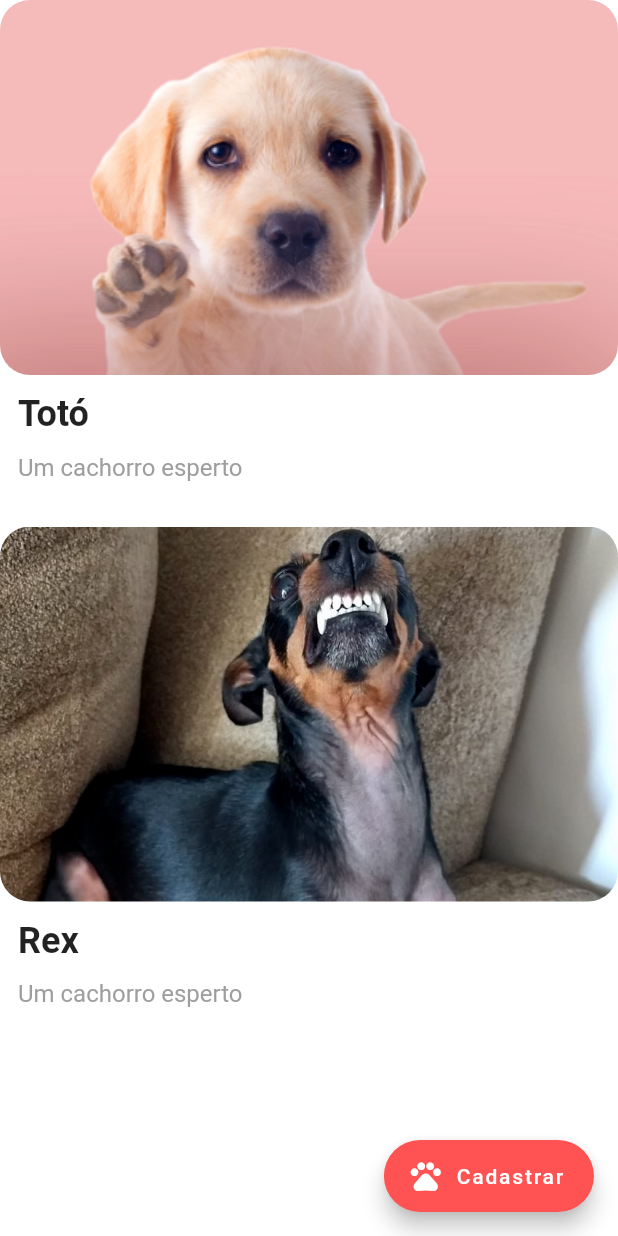
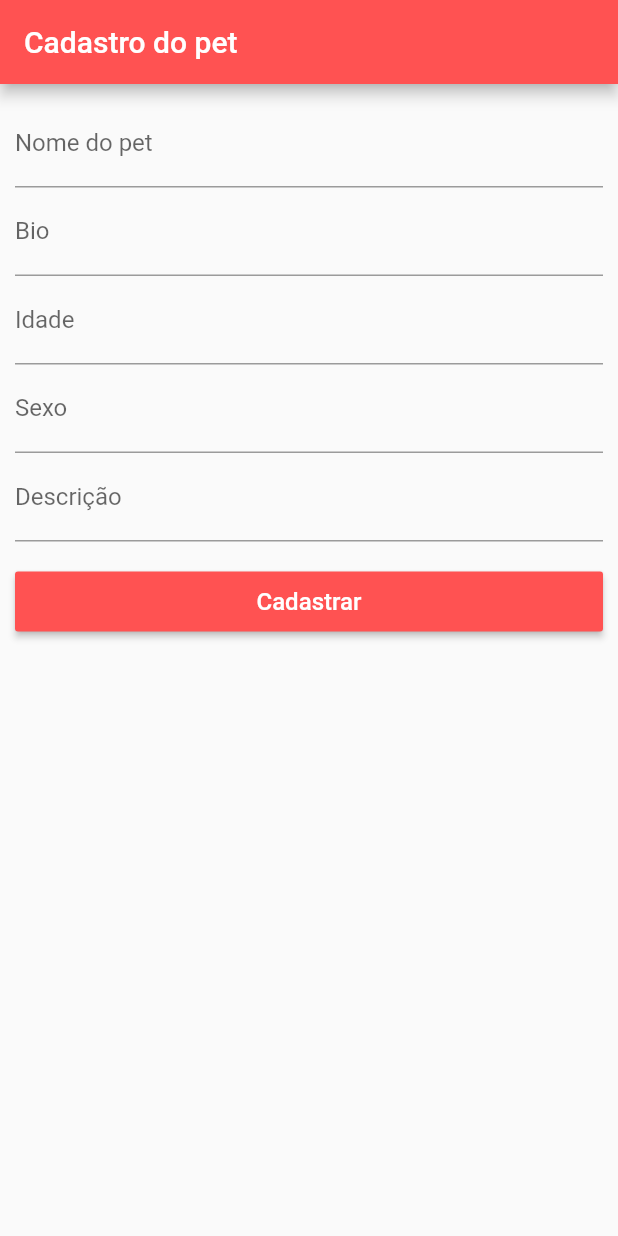
Before and after one commit to BrenoVitoi/lifepet_app, a Flutter app: the screen it shows after launch, on a phone screen of 412 x 824 dp. Run offline on Flutter 3.47's test engine with Material 2 defaults, Android fonts, the phone set to English and light mode, and no system bars; Roboto replaces fonts that are missing (Montserrat).

Commit message:
Criando formulário de cadastro

```diff
--- a/lib/main.dart
+++ b/lib/main.dart
@@ -1,5 +1,6 @@
 import 'package:flutter/material.dart';
 import 'package:lifepet_app/screens/home_screen.dart';
+import 'package:lifepet_app/screens/form_pet_screen.dart';
 
 void main() => runApp(Main());
 
@@ -8,7 +9,10 @@ class Main extends StatelessWidget {
   Widget build(BuildContext context) {
     return MaterialApp(
       title: "Pet Life",
-      home: new HomeScreen(),
+      home: FormPetScreen(),
+      theme: ThemeData(
+        primaryColor: Colors.redAccent,
+      ),
       debugShowCheckedModeBanner: false,
     );
   }
--- a/lib/screens/form_pet_screen.dart
+++ b/lib/screens/form_pet_screen.dart
@@ -0,0 +1,64 @@
+import 'package:flutter/material.dart';
+
+class FormPetScreen extends StatefulWidget {
+  @override
+  _FormPetScreenState createState() => _FormPetScreenState();
+}
+
+class _FormPetScreenState extends State<FormPetScreen> {
+  @override
+  Widget build(BuildContext context) {
+    return Scaffold(
+      appBar: AppBar(
+        title: Text("Cadastro do pet"),
+      ),
+      body: SingleChildScrollView(
+        child: Padding(
+            padding: EdgeInsets.all(10),
+            child: Form(
+              child: Column(
+                crossAxisAlignment: CrossAxisAlignment.start,
+                children: <Widget>[
+                  TextFormField(
+                    keyboardType: TextInputType.text,
+                    decoration: InputDecoration(labelText: "Nome do pet"),
+                  ),
+                  TextFormField(
+                    keyboardType: TextInputType.text,
+                    decoration: InputDecoration(labelText: "Bio"),
+                  ),
+                  TextFormField(
+                    keyboardType: TextInputType.number,
+                    decoration: InputDecoration(labelText: "Idade"),
+                  ),
+                  TextFormField(
+                    keyboardType: TextInputType.text,
+                    decoration: InputDecoration(labelText: "Sexo"),
+                  ),
+                  TextFormField(
+                    keyboardType: TextInputType.text,
+                    decoration: InputDecoration(labelText: "Descrição"),
+                  ),
+                  Padding(
+                      padding: EdgeInsets.only(top: 20, bottom: 20),
+                      child: Container(
+                        height: 40,
+                        width: double.infinity,
+                        child: RaisedButton(
+                          onPressed: () {},
+                          color: Colors.redAccent,
+                          child: Text(
+                            "Cadastrar",
+                            style: TextStyle(color: Colors.white, fontSize: 16),
+                          ),
+                          ),
+                        ),
+                      ),
+                ],
+              ),
+            ),
+          ),
+        ),
+      );
+    }
+}
```
